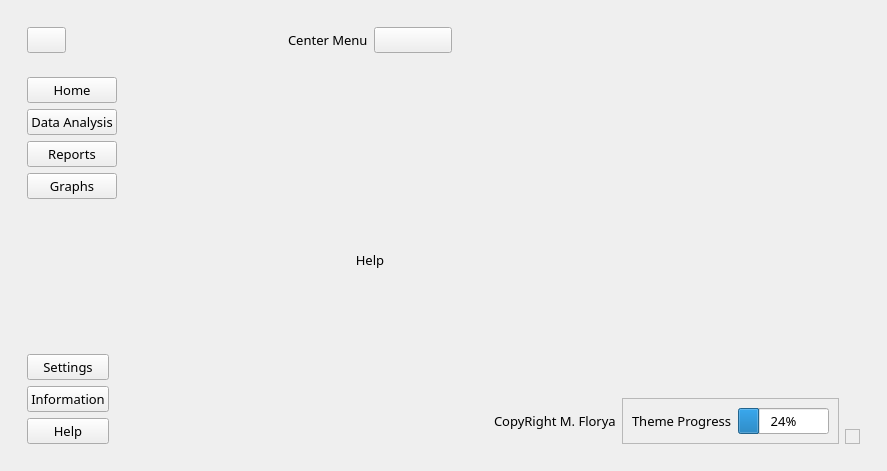
Above: src/generated-files/ui/new_interface.ui from mflorya575/Example-GUI-PyQt6-Pyside before the change. Below: the same form after it.
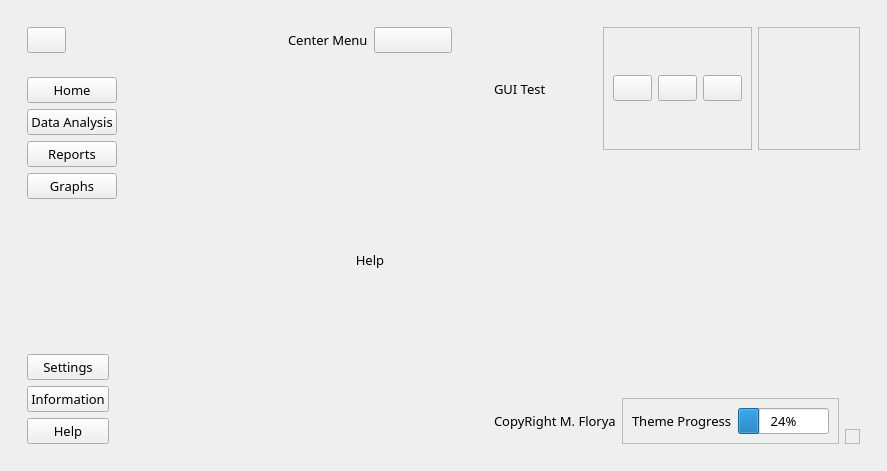
That is the form after the change. Icons and pictures are not drawn.

Commit message: create header in mainBody

What changed in the file:
```diff
--- a/src/generated-files/ui/new_interface.ui
+++ b/src/generated-files/ui/new_interface.ui
@@ -304,7 +304,72 @@
      <widget class="QWidget" name="mainBody" native="true">
       <layout class="QVBoxLayout" name="verticalLayout_10">
        <item>
-        <widget class="QWidget" name="header" native="true"/>
+        <widget class="QWidget" name="header" native="true">
+         <layout class="QHBoxLayout" name="horizontalLayout_7">
+          <item>
+           <widget class="QLabel" name="label_8">
+            <property name="text">
+             <string>GUI Test</string>
+            </property>
+           </widget>
+          </item>
+          <item>
+           <widget class="QFrame" name="frame_3">
+            <property name="frameShape">
+             <enum>QFrame::StyledPanel</enum>
+            </property>
+            <property name="frameShadow">
+             <enum>QFrame::Raised</enum>
+            </property>
+            <layout class="QHBoxLayout" name="horizontalLayout_6">
+             <item>
+              <widget class="QPushButton" name="notificationBtn">
+               <property name="text">
+                <string/>
+               </property>
+               <property name="icon">
+                <iconset>
+                 <normaloff>../../../../../Custom_Widgets/main/Qss/icons/fefefe/feather/bell.png</normaloff>../../../../../Custom_Widgets/main/Qss/icons/fefefe/feather/bell.png</iconset>
+               </property>
+              </widget>
+             </item>
+             <item>
+              <widget class="QPushButton" name="moreBtn">
+               <property name="text">
+                <string/>
+               </property>
+               <property name="icon">
+                <iconset>
+                 <normaloff>../../../../../Custom_Widgets/main/Qss/icons/fefefe/feather/more-horizontal.png</normaloff>../../../../../Custom_Widgets/main/Qss/icons/fefefe/feather/more-horizontal.png</iconset>
+               </property>
+              </widget>
+             </item>
+             <item>
+              <widget class="QPushButton" name="profileBtn">
+               <property name="text">
+                <string/>
+               </property>
+               <property name="icon">
+                <iconset>
+                 <normaloff>../../../../../Custom_Widgets/main/Qss/icons/fefefe/feather/user.png</normaloff>../../../../../Custom_Widgets/main/Qss/icons/fefefe/feather/user.png</iconset>
+               </property>
+              </widget>
+             </item>
+            </layout>
+           </widget>
+          </item>
+          <item>
+           <widget class="QFrame" name="frame_4">
+            <property name="frameShape">
+             <enum>QFrame::StyledPanel</enum>
+            </property>
+            <property name="frameShadow">
+             <enum>QFrame::Raised</enum>
+            </property>
+           </widget>
+          </item>
+         </layout>
+        </widget>
        </item>
        <item>
         <widget class="QWidget" name="mainContents" native="true"/>
```
